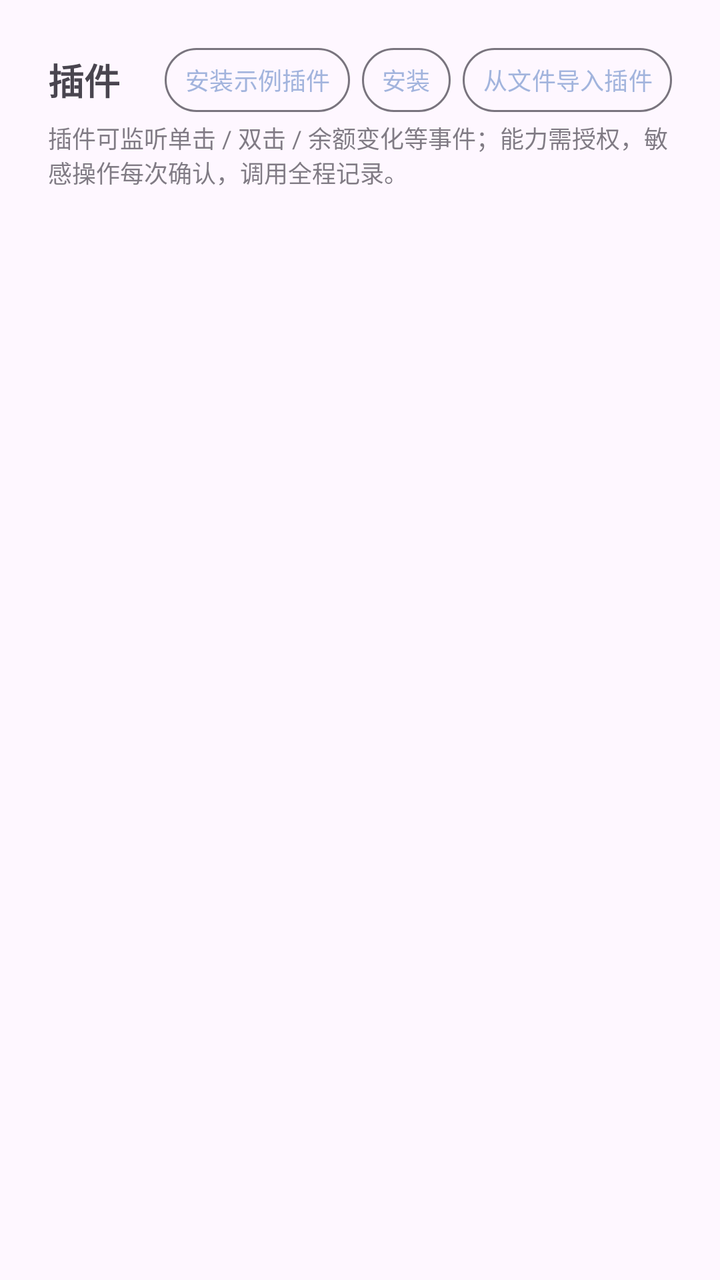
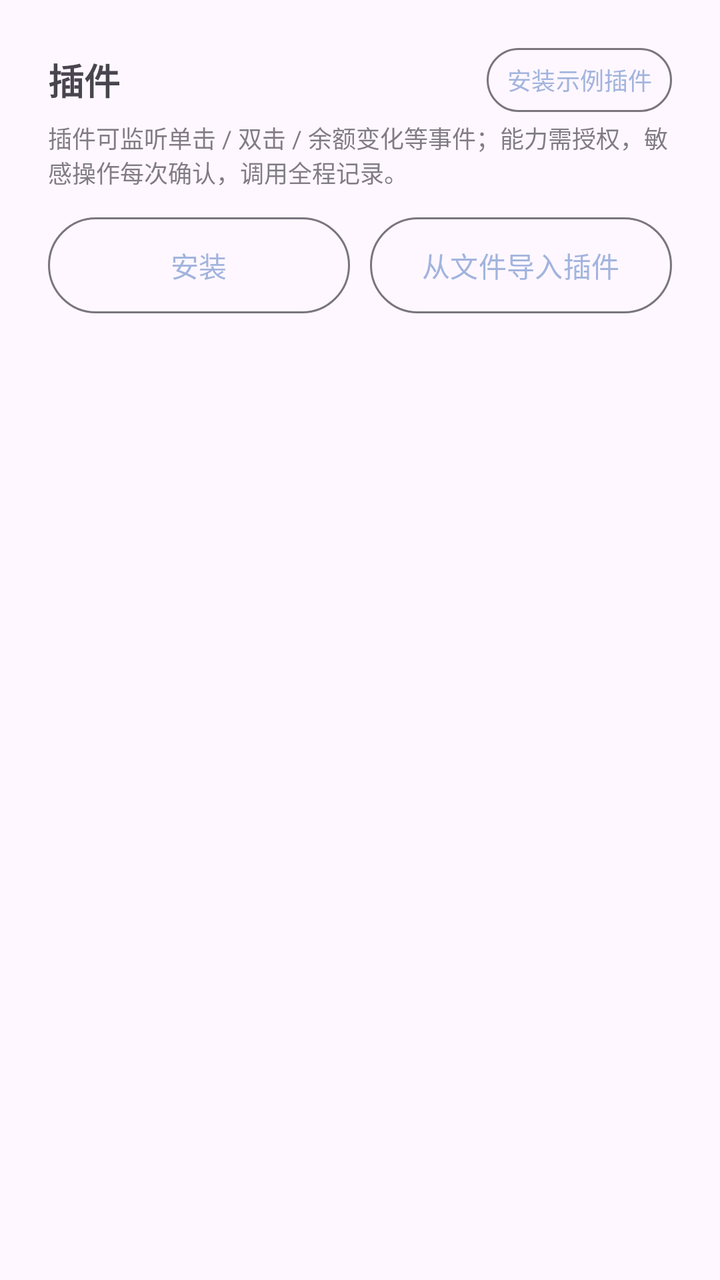

The first picture is an Android layout as it rendered before a commit; the second is the same layout after the commit. The layout source and the unified diff follow.
<!-- AndroidManifest.xml: application theme Theme.WhalePet -->
<!-- res/layout/page_plugins.xml -->
<?xml version="1.0" encoding="utf-8"?>
<ScrollView xmlns:android="http://schemas.android.com/apk/res/android"
    android:layout_width="match_parent"
    android:layout_height="match_parent"
    android:fillViewport="true">

    <LinearLayout
        android:layout_width="match_parent"
        android:layout_height="wrap_content"
        android:orientation="vertical"
        android:padding="24dp">

        <LinearLayout
            android:layout_width="match_parent"
            android:layout_height="wrap_content"
            android:gravity="center_vertical"
            android:orientation="horizontal">

            <TextView
                android:layout_width="0dp"
                android:layout_height="wrap_content"
                android:layout_weight="1"
                android:text="@string/tab_plugins"
                android:textSize="18sp"
                android:textStyle="bold" />

            <Button
                android:id="@+id/btn_plugin_sample"
                style="?attr/materialButtonOutlinedStyle"
                android:layout_width="wrap_content"
                android:layout_height="wrap_content"
                android:insetBottom="0dp"
                android:insetTop="0dp"
                android:minHeight="32dp"
                android:minWidth="0dp"
                android:paddingLeft="10dp"
                android:paddingRight="10dp"
                android:text="@string/plugin_install_sample"
                android:textSize="12sp" />

            <Button
                android:id="@+id/btn_plugin_install"
                style="?attr/materialButtonOutlinedStyle"
                android:layout_width="wrap_content"
                android:layout_height="wrap_content"
                android:layout_marginStart="6dp"
                android:insetBottom="0dp"
                android:insetTop="0dp"
                android:minHeight="32dp"
                android:minWidth="0dp"
                android:paddingLeft="10dp"
                android:paddingRight="10dp"
                android:text="@string/plugin_install"
                android:textSize="12sp" />

            <Button
                android:id="@+id/btn_plugin_import"
                style="?attr/materialButtonOutlinedStyle"
                android:layout_width="wrap_content"
                android:layout_height="wrap_content"
                android:layout_marginStart="6dp"
                android:insetBottom="0dp"
                android:insetTop="0dp"
                android:minHeight="32dp"
                android:minWidth="0dp"
                android:paddingLeft="10dp"
                android:paddingRight="10dp"
                android:text="@string/plugin_import_from_file"
                android:textSize="12sp" />
        </LinearLayout>

        <TextView
            android:layout_width="match_parent"
            android:layout_height="wrap_content"
            android:layout_marginTop="4dp"
            android:alpha="0.7"
            android:text="@string/plugins_page_hint"
            android:textSize="12sp" />

        <LinearLayout
            android:id="@+id/ll_plugins"
            android:layout_width="match_parent"
            android:layout_height="wrap_content"
            android:layout_marginTop="12dp"
            android:orientation="vertical" />
    </LinearLayout>
</ScrollView>
<!-- resources referenced by this layout -->
<resources>
  <string name="plugin_import_from_file">从文件导入插件</string>
  <string name="plugin_install">安装</string>
  <string name="plugin_install_sample">安装示例插件</string>
  <string name="plugins_page_hint">插件可监听单击 / 双击 / 余额变化等事件；能力需授权，敏感操作每次确认，调用全程记录。</string>
  <string name="tab_plugins">插件</string>
  <style name="Theme.WhalePet" parent="Theme.Material3.DayNight.NoActionBar">
          
          <item name="colorPrimary">#A2B4DD</item>
          <item name="colorOnPrimary">#FFFFFF</item>
          <item name="colorPrimaryContainer">#D6DEF2</item>
          <item name="colorOnPrimaryContainer">#22315E</item>
          <item name="android:statusBarColor">@android:color/transparent</item>
      </style>
</resources>

<!-- the commit's change to res/layout/page_plugins.xml (unified diff, before → after) -->
@@ -10,6 +10,7 @@
         android:orientation="vertical"
         android:padding="24dp">
 
+        
         <LinearLayout
             android:layout_width="match_parent"
             android:layout_height="wrap_content"
@@ -37,36 +38,6 @@
                 android:paddingRight="10dp"
                 android:text="@string/plugin_install_sample"
                 android:textSize="12sp" />
-
-            <Button
-                android:id="@+id/btn_plugin_install"
-                style="?attr/materialButtonOutlinedStyle"
-                android:layout_width="wrap_content"
-                android:layout_height="wrap_content"
-                android:layout_marginStart="6dp"
-                android:insetBottom="0dp"
-                android:insetTop="0dp"
-                android:minHeight="32dp"
-                android:minWidth="0dp"
-                android:paddingLeft="10dp"
-                android:paddingRight="10dp"
-                android:text="@string/plugin_install"
-                android:textSize="12sp" />
-
-            <Button
-                android:id="@+id/btn_plugin_import"
-                style="?attr/materialButtonOutlinedStyle"
-                android:layout_width="wrap_content"
-                android:layout_height="wrap_content"
-                android:layout_marginStart="6dp"
-                android:insetBottom="0dp"
-                android:insetTop="0dp"
-                android:minHeight="32dp"
-                android:minWidth="0dp"
-                android:paddingLeft="10dp"
-                android:paddingRight="10dp"
-                android:text="@string/plugin_import_from_file"
-                android:textSize="12sp" />
         </LinearLayout>
 
         <TextView
@@ -77,6 +48,41 @@
             android:text="@string/plugins_page_hint"
             android:textSize="12sp" />
 
+        
+        <LinearLayout
+            android:layout_width="match_parent"
+            android:layout_height="wrap_content"
+            android:layout_marginTop="14dp"
+            android:orientation="horizontal">
+
+            <Button
+                android:id="@+id/btn_plugin_install"
+                style="?attr/materialButtonOutlinedStyle"
+                android:layout_width="0dp"
+                android:layout_height="wrap_content"
+                android:layout_weight="1"
+                android:insetBottom="0dp"
+                android:insetTop="0dp"
+                android:minHeight="48dp"
+                android:minWidth="0dp"
+                android:text="@string/plugin_install"
+                android:textSize="14sp" />
+
+            <Button
+                android:id="@+id/btn_plugin_import"
+                style="?attr/materialButtonOutlinedStyle"
+                android:layout_width="0dp"
+                android:layout_height="wrap_content"
+                android:layout_marginStart="10dp"
+                android:layout_weight="1"
+                android:insetBottom="0dp"
+                android:insetTop="0dp"
+                android:minHeight="48dp"
+                android:minWidth="0dp"
+                android:text="@string/plugin_import_from_file"
+                android:textSize="14sp" />
+        </LinearLayout>
+
         <LinearLayout
             android:id="@+id/ll_plugins"
             android:layout_width="match_parent"
